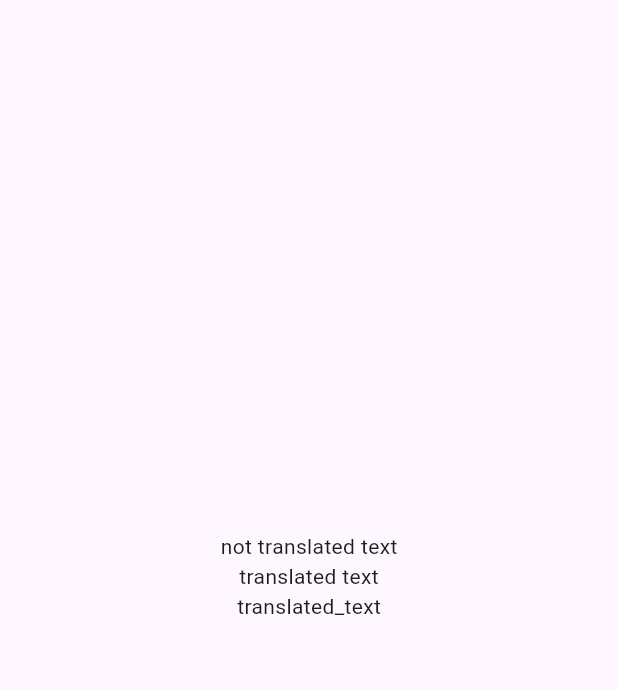
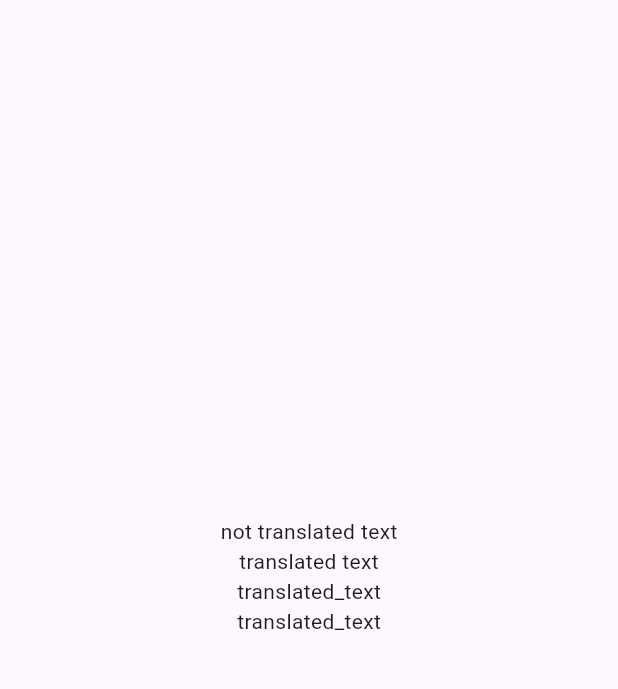
Before and after one commit to wolfe719/intl_translation_linter, a Flutter app: the screen it shows after launch, on a phone screen of 412 x 824 dp, the part 84-773 px from its top. Run offline on Flutter 3.47's test engine with Material 3 defaults, Android fonts, the phone set to English and light mode, and no system bars; missing offline and left inert: analyzer, custom_lint_builder; generated files the repository leaves out were written again.

Commit message:
Move from localizations pub to flutter_intl pub
Remove unneeded l18n / locale files

```diff
--- a/example/lib/i18n/en.arb
+++ /dev/null
@@ -1,5 +0,0 @@
-{
-  "translated_text": "translated_text",
-
-  "foo_bar": "Foo Bar"
-}
--- a/example/lib/l10n/intl_en.arb
+++ b/example/lib/l10n/intl_en.arb
@@ -1,4 +1,6 @@
 {
+  "@@locale": "en",
+
   "translated_text": "translated_text",
 
   "foo_bar": "Foo Bar"
--- a/example/lib/locale_keys.dart
+++ /dev/null
@@ -1,3 +0,0 @@
-class LocaleKeys {
-  static const translated_text = 'translated_text';
-}
--- a/example/lib/main.dart
+++ b/example/lib/main.dart
@@ -1,8 +1,6 @@
 import 'package:flutter/material.dart';
 import 'package:flutter_localizations/flutter_localizations.dart';
-import 'package:localization/localization.dart';
-
-import 'locale_keys.dart';
+import 'generated/l10n.dart';
 
 void main() {
   runApp(const MyApp());
@@ -15,7 +13,6 @@ class MyApp extends StatelessWidget {
   @override
   Widget build(BuildContext context) {
 
-    LocalJsonLocalization.delegate.directories = ['lib/i18n'];
     return MaterialApp(
       title:
           'Flutter Demo', // this example not using locale keys will warn in the IDE
@@ -27,16 +24,13 @@ class MyApp extends StatelessWidget {
           title:
               'Flutter Demo Home Page'), // this example not using locale keys will warn in the IDE
 
-      localizationsDelegates: [
+      localizationsDelegates: const [
+        S.delegate,
         GlobalMaterialLocalizations.delegate,
         GlobalWidgetsLocalizations.delegate,
         GlobalCupertinoLocalizations.delegate,
-        LocalJsonLocalization.delegate,
       ],
-      supportedLocales: const [
-        Locale('en', ''),
-        Locale('es', ''),
-      ],
+      supportedLocales: S.delegate.supportedLocales,
     );
   }
 }
@@ -56,7 +50,7 @@ class _MyHomePageState extends State<MyHomePage> {
       appBar: AppBar(
         backgroundColor: Theme.of(context).colorScheme.inversePrimary,
         title: Text(widget
-            .title), // this example not using locale keys will warn in the IDE
+            .title), // this example not using S will warn in the IDE
       ),
       body: Center(
         child: Column(
@@ -64,11 +58,13 @@ class _MyHomePageState extends State<MyHomePage> {
           children: <Widget>[
             const Text(
               'not translated text',
-            ), // this example not using locale keys and not translated will warn in the IDE
+            ), // this example not using S and not translated will warn in the IDE
             Text('translated text'
-                .i18n()), // this example not using locale keys will warn in the IDE
-            Text(LocaleKeys.translated_text
-                .i18n()), // this example using locale keys and translated will not warn in the IDE
+                .trim()), // this example not using S but also calling other string manipulations will warn in the IDE
+            Text(S.of(context).translated_text
+            ), // this example using S.of(context) will not warn in the IDE
+            Text(S.current.translated_text
+            ), // this example using S.current will not warn in the IDE
           ],
         ),
       ),
```
Also changed, not shown: example/lib/i18n/es.arb (deleted, +0 -7 lines), example/pubspec.yaml (+6 -4 lines), lib/smarter_translate_lints.dart (renamed from lib/smart_translate_lints.dart, +35 -33 lines), pubspec.yaml (+7 -8 lines), 1 other file.
